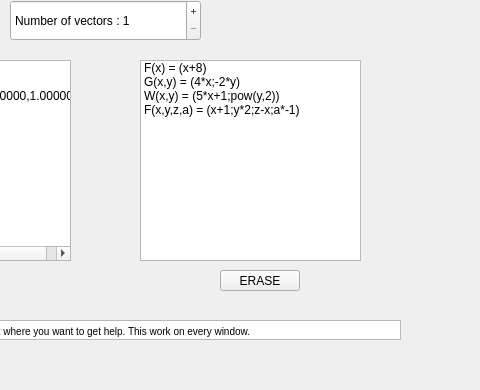
Old version of the form Affichage/Sources/mainwindow.ui in the repository Samy206/Evaluation_vectorielle; both pictures show x 270 to 750 and y 150 to 540 of the 750 by 540 pixel window.
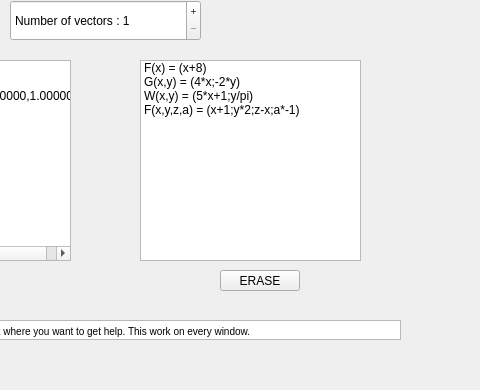
New version of the form.

Patch:
```diff
--- a/Affichage/Sources/mainwindow.ui
+++ b/Affichage/Sources/mainwindow.ui
@@ -103,7 +103,7 @@
     </item>
     <item>
      <property name="text">
-      <string>W(x,y) = (5*x+1;pow(y,2))</string>
+      <string>W(x,y) = (5*x+1;y/pi)</string>
      </property>
     </item>
     <item>
```
